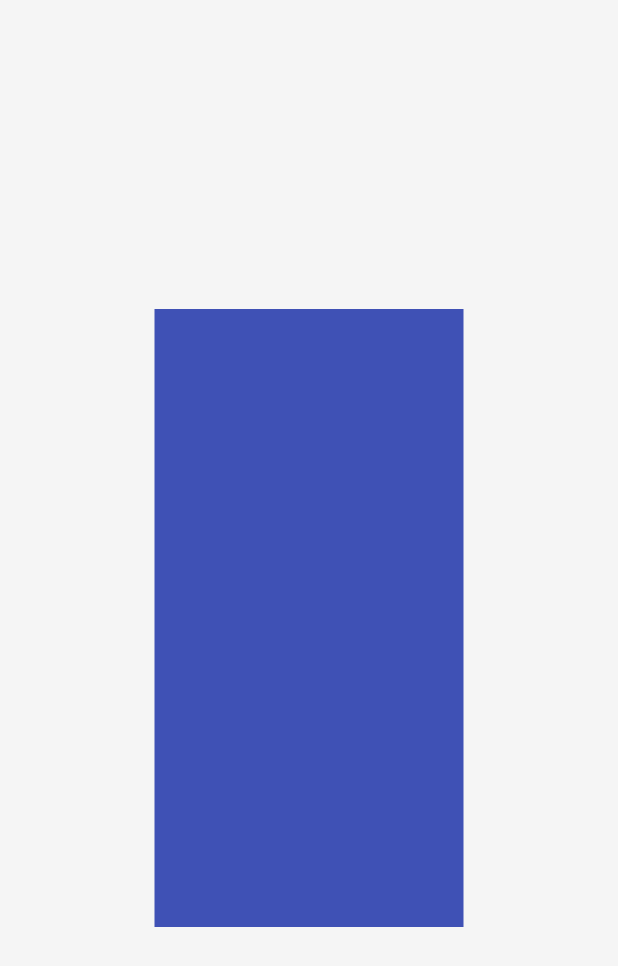
After one commit to AliEl-Saka/Circle-Sync, a Flutter app: the screen it shows after launch, after a tap on "Skip", after a tap on "Get Started!", after a tap on "Log in", on a phone screen of 412 x 824 dp. The commit adds this screen. Shown: the top 966 px of the screen. Run offline on Flutter 3.47's test engine with Material 2 defaults, Android fonts, the phone set to English and light mode, and no system bars; our stand-ins replace auto_size_text, device_preview, dots_indicator, flutter_bloc, font_awesome_flutter, percent_indicator and 2 more.

Commit message:
navigate to login page

```diff
--- a/lib/core/utils/app_router.dart
+++ b/lib/core/utils/app_router.dart
@@ -1,4 +1,5 @@
 import 'package:circlesync/features/auth/presentaion/choose_signup_method/views/choose_signup_method_view.dart';
+import 'package:circlesync/features/auth/presentaion/login/views/login_view.dart';
 import 'package:circlesync/features/auth/presentaion/otp_verification/Views/otp_verification_view.dart';
 import 'package:circlesync/features/auth/presentaion/signup_with_email_or_phone/views/signup_with_email.dart';
 import 'package:circlesync/features/auth/presentaion/signup_with_email_or_phone/views/signup_with_phone.dart';
@@ -12,9 +13,10 @@ class AppRoutes {
   static const String splashView = '/';
   static const String onBoardingView = '/onBoarding View';
   static const String chooseSignUpMethodView = '/choose signUp method view';
-  static const String signUpWithEmail = '/SignUp with email';
-  static const String otpVerification = '/otp verification';
-  static const String signUpWithPhone = '/SignUp with phone';
+  static const String signUpWithEmailView = '/SignUp with email';
+  static const String otpVerificationView = '/otp verification';
+  static const String signUpWithPhoneView = '/SignUp with phone';
+  static const String logIn = '/Login View';
 }
 
 class AppRouter {
@@ -35,17 +37,21 @@ class AppRouter {
         return MaterialPageRoute(
           builder: (context) => const ChooseSignUpMethodView(),
         );
-      case AppRoutes.signUpWithEmail:
+      case AppRoutes.signUpWithEmailView:
         return MaterialPageRoute(
           builder: (context) => const SignUpWithEmailView(),
         );
-      case AppRoutes.otpVerification:
+      case AppRoutes.otpVerificationView:
         return MaterialPageRoute(
           builder: (context) => const OtpVerificationView(),
         );
-      case AppRoutes.signUpWithPhone:
+      case AppRoutes.signUpWithPhoneView:
         return MaterialPageRoute(
           builder: (context) => const SignUpWithPhoneView(),
+        );
+      case AppRoutes.logIn:
+        return MaterialPageRoute(
+          builder: (context) => const LogInView(),
         );
     }
     return null;
--- a/lib/core/widgets/two_texts_in_one_row.dart
+++ b/lib/core/widgets/two_texts_in_one_row.dart
@@ -10,7 +10,8 @@ class TwoTextsInOneRow extends StatelessWidget {
       required this.secondText,
       required this.secondTextColor,
       required this.customfontSize,
-      required this.mainAxisAlignment})
+      required this.mainAxisAlignment,
+      this.onTap,})
       : super(key: key);
   final String firstText;
   final Color firstTextColor;
@@ -18,6 +19,7 @@ class TwoTextsInOneRow extends StatelessWidget {
   final Color secondTextColor;
   final double customfontSize;
   final MainAxisAlignment mainAxisAlignment;
+  final void Function()? onTap;
 
   @override
   Widget build(BuildContext context) {
@@ -37,13 +39,16 @@ class TwoTextsInOneRow extends StatelessWidget {
                   fontWeight: FontWeight.w500,
                   color: firstTextColor),
             ),
-            AutoSizeText(
+            GestureDetector(
+              onTap: onTap,
+              child: AutoSizeText(
                 secondText,
                 maxLines: 1,
                 style: getTextStyle(
                     fontSize: customfontSize,
                     fontWeight: FontWeight.w700,
                     color: secondTextColor),
+              ),
             )
           ],
         ),
--- a/lib/features/auth/presentaion/choose_signup_method/views/widget/choose_signup_method_already_have_account.dart
+++ b/lib/features/auth/presentaion/choose_signup_method/views/widget/choose_signup_method_already_have_account.dart
@@ -1,3 +1,4 @@
+import 'package:circlesync/core/utils/app_router.dart';
 import 'package:circlesync/core/utils/color_palette.dart';
 import 'package:circlesync/core/widgets/two_texts_in_one_row.dart';
 import 'package:circlesync/generated/l10n.dart';
@@ -17,6 +18,7 @@ class ChooseSignupMethodAlreadyHaveAnAccount extends StatelessWidget {
       secondText: S.of(context).ChooseSignUpMethodViewLogIn,
       secondTextColor: ColorsPallete.primarySwatch,
       customfontSize: 23,
+      onTap: () => Navigator.pushNamed(context, AppRoutes.logIn),
     );
   }
 }
--- a/lib/features/auth/presentaion/choose_signup_method/views/widget/social_media_cards.dart
+++ b/lib/features/auth/presentaion/choose_signup_method/views/widget/social_media_cards.dart
@@ -17,7 +17,7 @@ class ContinueWithEmailButton extends StatelessWidget {
       textColor: Colors.white,
       cardName: S.of(context).ChooseSignUpMethodViewEmailCard,
       onTap: () {
-        Navigator.pushNamed(context, AppRoutes.signUpWithEmail);
+        Navigator.pushNamed(context, AppRoutes.signUpWithEmailView);
       },
     );
   }
@@ -35,7 +35,7 @@ class ContinueWithPhoneButton extends StatelessWidget {
       textColor: Colors.white,
       cardName: S.of(context).ChooseSignUpMethodViewPhoneCard,
       onTap: () {
-        Navigator.pushNamed(context, AppRoutes.signUpWithPhone);
+        Navigator.pushNamed(context, AppRoutes.signUpWithPhoneView);
       },
     );
   }
--- /dev/null
+++ b/lib/features/auth/presentaion/login/views/login_view.dart
@@ -0,0 +1,14 @@
+import 'package:circlesync/features/auth/presentaion/login/views/widgets/login_view_body.dart';
+import 'package:flutter/material.dart';
+
+class LogInView extends StatelessWidget {
+  const LogInView({super.key});
+
+  @override
+  Widget build(BuildContext context) {
+    return const SafeArea(
+        child: Scaffold(
+      body: LogInViewBody(),
+    ));
+  }
+}
--- /dev/null
+++ b/lib/features/auth/presentaion/login/views/widgets/login_view_body.dart
@@ -0,0 +1,16 @@
+import 'package:flutter/material.dart';
+
+class LogInViewBody extends StatelessWidget {
+  const LogInViewBody({super.key});
+
+  @override
+  Widget build(BuildContext context) {
+    return Center(
+      child: Container(
+        height: MediaQuery.sizeOf(context).height / 2,
+        width: MediaQuery.sizeOf(context).width / 2,
+        color: Colors.indigo,
+      ),
+    );
+  }
+}
--- a/lib/features/auth/presentaion/otp_verification/Views/widgets/code_will_send_in.dart
+++ b/lib/features/auth/presentaion/otp_verification/Views/widgets/code_will_send_in.dart
@@ -16,7 +16,7 @@ class CodeWillSendIn extends StatelessWidget {
         firstTextColor: Colors.black,
         secondText: ' 00:$sec',
         secondTextColor: ColorsPallete.primarySwatch,
-        customfontSize: 26,
+        customfontSize: 23,
       ),
     );
   }
--- a/lib/features/auth/presentaion/otp_verification/Views/widgets/otp_verification_view_body.dart
+++ b/lib/features/auth/presentaion/otp_verification/Views/widgets/otp_verification_view_body.dart
@@ -47,16 +47,12 @@ class _OtpVerificationViewBodyState extends State<OtpVerificationViewBody> {
           ),
           const CustomPinCodeTextField(),
           AuthViewsPadding(
-
             child: CustomButton(
               cardName: S.of(context).OtpVerificationRequestRegister,
               onTap: () {},
               textColor: Colors.white,
               backGroundColor: ColorsPallete.primarySwatch,
             ),
-          ),
-          SizedBox(
-            height: SizeConfig.defaultSize! * 2,
           ),
           sec != 0 ? CodeWillSendIn(sec: sec) : const RequestResendCode()
         ],
--- a/lib/features/auth/presentaion/otp_verification/Views/widgets/request_resend_code.dart
+++ b/lib/features/auth/presentaion/otp_verification/Views/widgets/request_resend_code.dart
@@ -14,7 +14,7 @@ class RequestResendCode extends StatelessWidget {
       firstTextColor: Colors.black,
       secondText: S.of(context).OtpVerificationRequestResend,
       secondTextColor: ColorsPallete.primarySwatch,
-      customfontSize: 26,
+      customfontSize: 23,
     );
   }
 }
--- a/lib/features/auth/presentaion/signup_with_email_or_phone/views/widgets/continue_button.dart
+++ b/lib/features/auth/presentaion/signup_with_email_or_phone/views/widgets/continue_button.dart
@@ -14,7 +14,7 @@ class ContinueButton extends StatelessWidget {
     return CustomButton(
       cardName: S.of(context).SignUpWithEmailOrPhoneViewContinue,
       onTap: () {
-        Navigator.pushNamed(context, AppRoutes.otpVerification);
+        Navigator.pushNamed(context, AppRoutes.otpVerificationView);
       },
       textColor: Colors.white,
       backGroundColor: ColorsPallete.primarySwatch,
--- a/lib/features/auth/presentaion/signup_with_email_or_phone/views/widgets/signup_with_email_already_have_account.dart
+++ b/lib/features/auth/presentaion/signup_with_email_or_phone/views/widgets/signup_with_email_already_have_account.dart
@@ -1,3 +1,4 @@
+import 'package:circlesync/core/utils/app_router.dart';
 import 'package:circlesync/core/utils/color_palette.dart';
 import 'package:circlesync/core/widgets/two_texts_in_one_row.dart';
 import 'package:circlesync/generated/l10n.dart';
@@ -17,6 +18,7 @@ class SignupWithEmailAlreadyHaveAnAccount extends StatelessWidget {
       secondText: S.of(context).ChooseSignUpMethodViewLogIn,
       secondTextColor: ColorsPallete.primarySwatch,
       customfontSize: 23,
+      onTap: () => Navigator.pushNamed(context, AppRoutes.logIn),
     );
   }
 }
--- a/lib/features/auth/presentaion/signup_with_email_or_phone/views/widgets/text_fields_widgets/phone_text_field.dart
+++ b/lib/features/auth/presentaion/signup_with_email_or_phone/views/widgets/text_fields_widgets/phone_text_field.dart
@@ -1,5 +1,4 @@
 import 'package:auto_size_text/auto_size_text.dart';
-import 'package:circlesync/core/utils/color_palette.dart';
 import 'package:circlesync/core/utils/functions/get_text_style.dart';
 import 'package:circlesync/core/widgets/custom_text_field.dart';
 import 'package:circlesync/generated/l10n.dart';
--- a/lib/main.dart
+++ b/lib/main.dart
@@ -6,11 +6,16 @@ import 'package:circlesync/generated/l10n.dart';
 import 'package:device_preview/device_preview.dart';
 import 'package:flutter/foundation.dart';
 import 'package:flutter/material.dart';
+import 'package:flutter/services.dart';
 import 'package:flutter_bloc/flutter_bloc.dart';
 import 'package:flutter_localizations/flutter_localizations.dart';
 
 void main() {
   WidgetsFlutterBinding.ensureInitialized();
+  SystemChrome.setPreferredOrientations([
+    DeviceOrientation.portraitUp,
+    DeviceOrientation.portraitDown
+  ]);
   runApp(DevicePreview(
       enabled: !kReleaseMode,
       builder: (context) {
```
Lines whose indentation alone changed are shown as unchanged.
